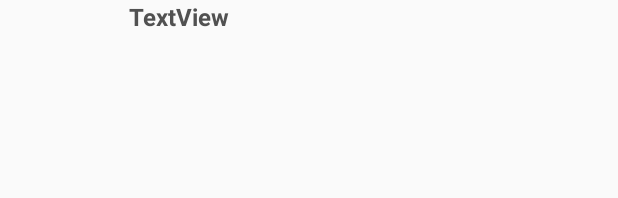
After one commit to lttt-itus/WeChat, an Android app: the layout list_peers_item.xml on its own in the app's theme, with its tools: preview values and no code run, on a phone screen of 412 x 824 dp. The commit adds this screen. Shown: the top 198 px of the screen. Run offline under Robolectric (Android 15) with nearby library versions, the phone set to English and light mode, and no system bars.

Commit message:
connect peers Successful

```diff
--- a/p2p2/app/src/main/res/drawable/white_corner.xml
+++ b/p2p2/app/src/main/res/drawable/white_corner.xml
@@ -3,7 +3,7 @@
     <item>
         <shape>
             <solid android:color="#fff"/>
-            <corners android:radius="20dp"/>
+            <corners android:radius="12dp"/>
         </shape>
     </item>
 </selector>
--- a/p2p2/app/src/main/res/layout/list_peers.xml
+++ b/p2p2/app/src/main/res/layout/list_peers.xml
@@ -21,7 +21,7 @@
         android:layout_alignParentBottom="true"
         android:layout_centerHorizontal="true"
         android:layout_marginTop="200dp"
-        android:id="@+id/listpeers"/>
+        android:id="@+id/listpeers" />
 
     <ImageView
         android:id="@+id/btn_back"
--- /dev/null
+++ b/p2p2/app/src/main/res/layout/list_peers_item.xml
@@ -0,0 +1,16 @@
+<?xml version="1.0" encoding="utf-8"?>
+<LinearLayout
+    xmlns:android="http://schemas.android.com/apk/res/android" android:layout_width="match_parent"
+    android:layout_height="match_parent">
+
+    <TextView
+        android:id="@+id/namePeer"
+        android:layout_width="wrap_content"
+        android:layout_height="wrap_content"
+        android:layout_weight="1"
+        android:text="TextView"
+        android:textColor="#515151"
+        android:textStyle="bold"
+        android:textSize="16sp"
+        android:layout_marginLeft="86dp"/>
+</LinearLayout>
```
Also changed, not shown: p2p2/app/src/main/java/thientrang/com/chat/ListPeers.java (+38 -1 lines).
